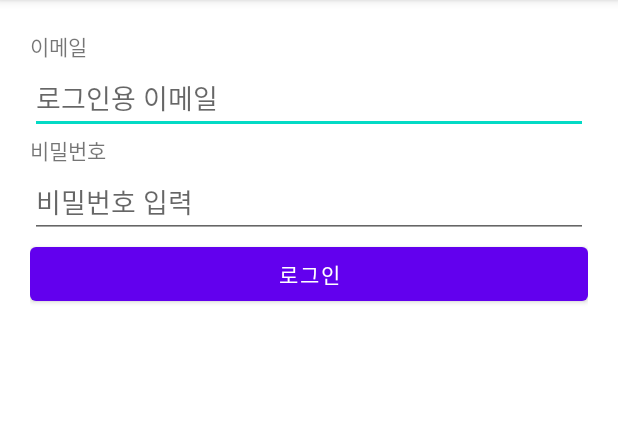
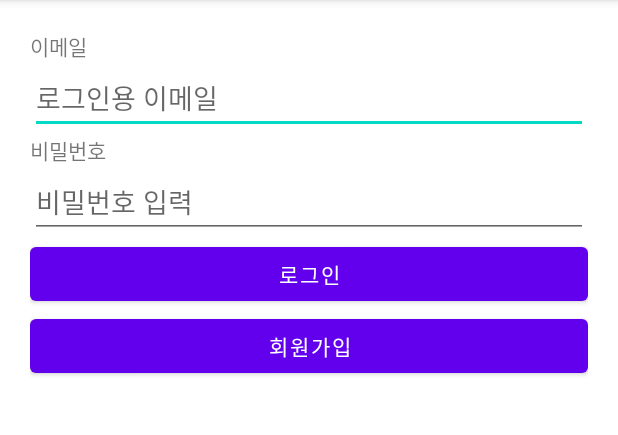
Before and after one commit to junho0615/Daily10Minutes_APIServerPractice_20210410, an Android app: the screen it shows after launch (LoginActivity), on a phone screen of 412 x 824 dp, the part 84-519 px from its top. Run offline under Robolectric (Android 15) with nearby library versions, the phone set to English and light mode, and no system bars.

Commit message:
버튼들의 클릭 이벤트 구현  - 서버에 요청 / 응답 처리 남은 상태

```diff
--- a/app/src/main/java/com/neppplus/daily10minutes_apiserverpractice_20210410/LoginActivity.kt
+++ b/app/src/main/java/com/neppplus/daily10minutes_apiserverpractice_20210410/LoginActivity.kt
@@ -1,5 +1,6 @@
 package com.neppplus.daily10minutes_apiserverpractice_20210410
 
+import android.content.Intent
 import androidx.appcompat.app.AppCompatActivity
 import android.os.Bundle
 import android.util.Log
@@ -18,6 +19,13 @@ class LoginActivity : BaseActivity() {
     }
 
     override fun setupEvents() {
+
+        signUpBtn.setOnClickListener {
+
+            val myIntent = Intent(mContext, SignUpActivity::class.java)
+            startActivity(myIntent)
+
+        }
 
         loginBtn.setOnClickListener {
 
--- a/app/src/main/res/layout/activity_login.xml
+++ b/app/src/main/res/layout/activity_login.xml
@@ -39,6 +39,11 @@
         android:layout_height="wrap_content"
         android:text="로그인" />
 
+    <Button
+        android:id="@+id/signUpBtn"
+        android:layout_width="match_parent"
+        android:layout_height="wrap_content"
+        android:text="회원가입" />
 
 
 </LinearLayout>
```
Also changed, not shown: app/src/main/java/com/neppplus/daily10minutes_apiserverpractice_20210410/SignUpActivity.kt (+11 -0 lines).
